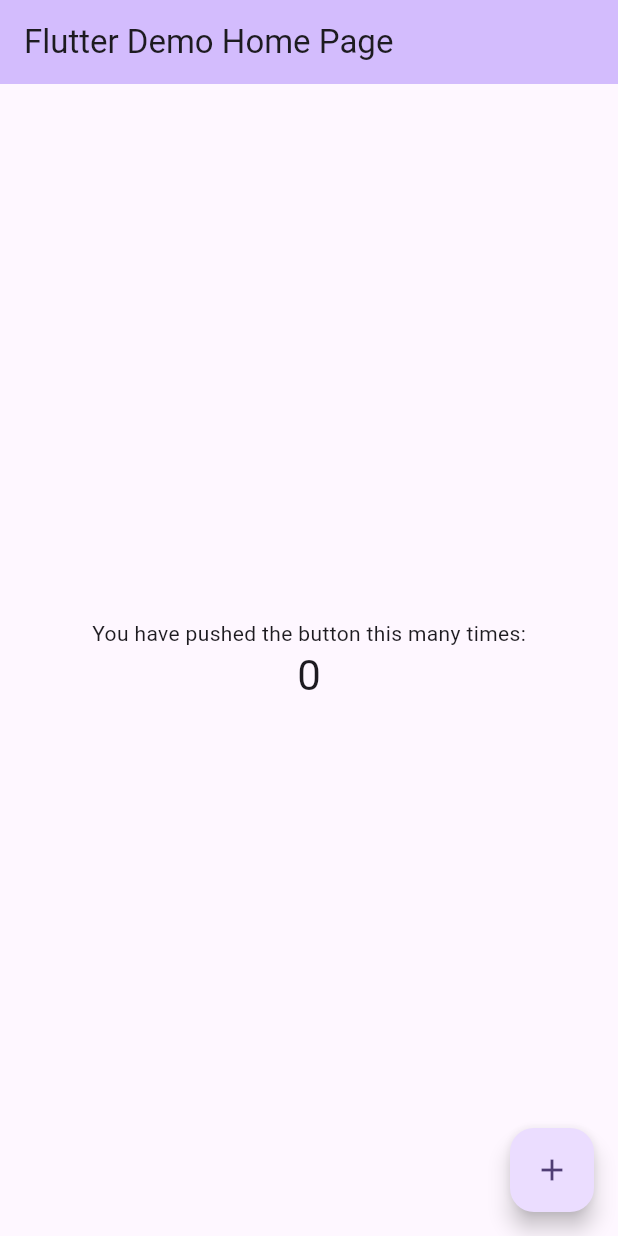
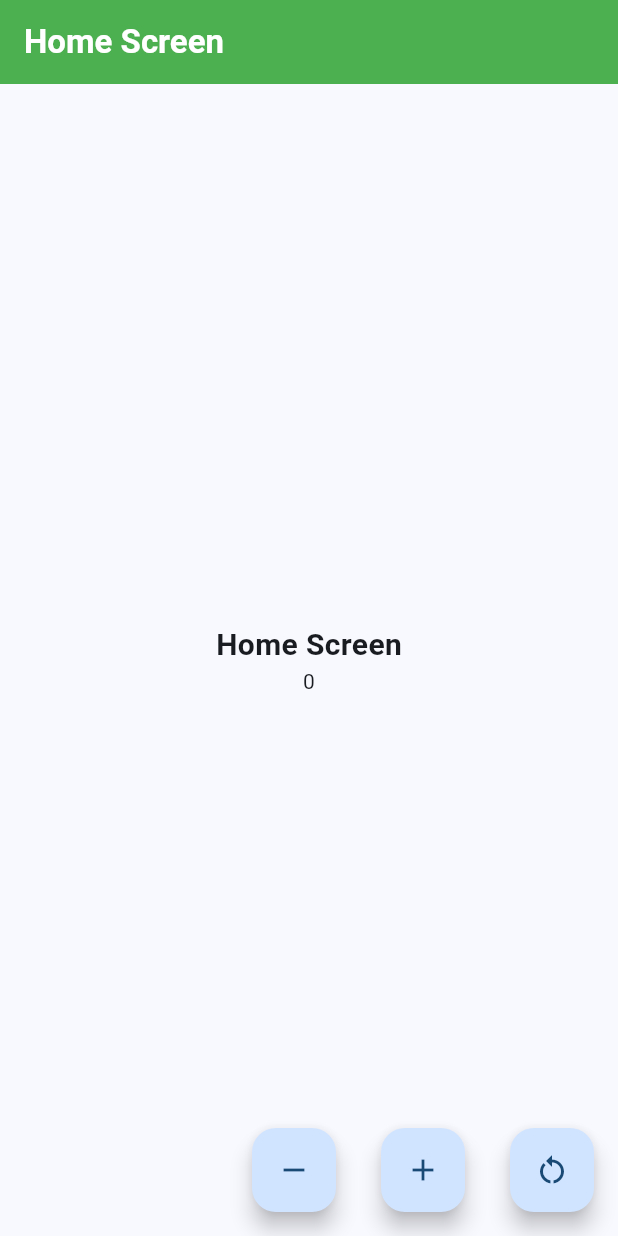
Before and after one commit to YoussefMohammed001/codex_flutter_g1, a Flutter app: the screen it shows after launch, on a phone screen of 412 x 824 dp. Run offline on Flutter 3.47's test engine with Material 3 defaults, Android fonts, the light colour scheme and no system bars.

Commit message:
s5 part 2

```diff
--- /dev/null
+++ b/lib/app.dart
@@ -0,0 +1,18 @@
+import 'package:codex_flutter_g1/home_screen.dart';
+import 'package:flutter/material.dart';
+
+class MyApp extends StatelessWidget {
+  const MyApp({super.key});
+
+  // This widget is the root of your application.
+  @override
+  Widget build(BuildContext context) {
+    return MaterialApp(
+      debugShowCheckedModeBanner: false,
+      theme: ThemeData(
+        colorScheme: ColorScheme.fromSeed(seedColor: Colors.blue),
+      ),
+      home: HomeScreen(),
+    );
+  }
+}
--- /dev/null
+++ b/lib/home_screen.dart
@@ -0,0 +1,85 @@
+import 'package:flutter/material.dart';
+
+class HomeScreen extends StatefulWidget {
+   HomeScreen({super.key});
+
+  @override
+  State<HomeScreen> createState() => _HomeScreenState();
+}
+
+class _HomeScreenState extends State<HomeScreen> {
+int counter = 0;
+
+  @override
+  Widget build(BuildContext context) {
+    // Scaffold => appBar, body,bottom navigation bar,floating, drawer
+    // Column => vertical list of widgets
+    // Row => horizontal list of widgets
+    return Scaffold(
+      floatingActionButton: Row(
+        mainAxisAlignment: MainAxisAlignment.end,
+        children: [
+          FloatingActionButton(
+            child: Icon(Icons.remove),
+            onPressed: () {
+              print("pressed");
+              counter--;
+              setState(() {
+
+              });
+            },
+          ),
+          SizedBox(
+          width:30,
+          ),
+          FloatingActionButton(
+            child: Icon(Icons.add),
+            onPressed: () {
+              print("pressed");
+              counter++;
+              setState(() {
+
+              });
+            },
+          ),
+          SizedBox(
+            width:30,
+          ),
+          FloatingActionButton(
+            child: Icon(Icons.restart_alt),
+            onPressed: () {
+              print("pressed");
+              counter++;
+              setState(() {
+
+              });
+            },
+          ),
+        ],
+      ),
+      appBar: AppBar(
+        backgroundColor: Colors.green,
+        title: Text("Home Screen",
+        style:TextStyle(
+          color: Colors.white,
+          fontWeight: FontWeight.w700
+        ) ,)),
+      body: Center(
+        child: Column(
+          mainAxisAlignment:MainAxisAlignment.center,
+                children: [
+        Text("Home Screen",
+        style: TextStyle(
+          fontSize: 20,
+          fontWeight: FontWeight.w600,
+        ),
+        ),
+               Text(counter.toString()),
+
+
+                ],
+              ),
+      ),
+    );
+  }
+}
--- a/lib/main.dart
+++ b/lib/main.dart
@@ -1,114 +1,7 @@
+import 'package:codex_flutter_g1/app.dart';
 import 'package:flutter/material.dart';
 
 void main() {
-
+  print("app started");
   runApp(const MyApp());
 }
-
-class MyApp extends StatelessWidget {
-  const MyApp({super.key});
-
-  // This widget is the root of your application.
-  @override
-  Widget build(BuildContext context) {
-    return MaterialApp(
-      title: 'Flutter Demo',
-      theme: ThemeData(
-        colorScheme: ColorScheme.fromSeed(seedColor: Colors.deepPurple),
-        useMaterial3: true,
-      ),
-
-      home: const MyHomePage(title: 'Flutter Demo Home Page'),
-    );
-  }
-}
-
-
-
-class MyHomePage extends StatefulWidget {
-  const MyHomePage({super.key, required this.title});
-
-  // This widget is the home page of your application. It is stateful, meaning
-  // that it has a State object (defined below) that contains fields that affect
-  // how it looks.
-
-  // This class is the configuration for the state. It holds the values (in this
-  // case the title) provided by the parent (in this case the App widget) and
-  // used by the build method of the State. Fields in a Widget subclass are
-  // always marked "final".
-
-  final String title;
-
-  @override
-  State<MyHomePage> createState() => _MyHomePageState();
-}
-
-class _MyHomePageState extends State<MyHomePage> {
-  int _counter = 0;
-
-  void _incrementCounter() {
-    setState(() {
-      // This call to setState tells the Flutter framework that something has
-      // changed in this State, which causes it to rerun the build method below
-      // so that the display can reflect the updated values. If we changed
-      // _counter without calling setState(), then the build method would not be
-      // called again, and so nothing would appear to happen.
-      _counter++;
-    });
-  }
-
-  @override
-  Widget build(BuildContext context) {
-    // This method is rerun every time setState is called, for instance as done
-    // by the _incrementCounter method above.
-    //
-    // The Flutter framework has been optimized to make rerunning build methods
-    // fast, so that you can just rebuild anything that needs updating rather
-    // than having to individually change instances of widgets.
-    return Scaffold(
-      appBar: AppBar(
-        // TRY THIS: Try changing the color here to a specific color (to
-        // Colors.amber, perhaps?) and trigger a hot reload to see the AppBar
-        // change color while the other colors stay the same.
-        backgroundColor: Theme.of(context).colorScheme.inversePrimary,
-        // Here we take the value from the MyHomePage object that was created by
-        // the App.build method, and use it to set our appbar title.
-        title: Text(widget.title),
-      ),
-      body: Center(
-        // Center is a layout widget. It takes a single child and positions it
-        // in the middle of the parent.
-        child: Column(
-          // Column is also a layout widget. It takes a list of children and
-          // arranges them vertically. By default, it sizes itself to fit its
-          // children horizontally, and tries to be as tall as its parent.
-          //
-          // Column has various properties to control how it sizes itself and
-          // how it positions its children. Here we use mainAxisAlignment to
-          // center the children vertically; the main axis here is the vertical
-          // axis because Columns are vertical (the cross axis would be
-          // horizontal).
-          //
-          // TRY THIS: Invoke "debug painting" (choose the "Toggle Debug Paint"
-          // action in the IDE, or press "p" in the console), to see the
-          // wireframe for each widget.
-          mainAxisAlignment: MainAxisAlignment.center,
-          children: <Widget>[
-            const Text(
-              'You have pushed the button this many times:',
-            ),
-            Text(
-              '$_counter',
-              style: Theme.of(context).textTheme.headlineMedium,
-            ),
-          ],
-        ),
-      ),
-      floatingActionButton: FloatingActionButton(
-        onPressed: _incrementCounter,
-        tooltip: 'Increment',
-        child: const Icon(Icons.add),
-      ), // This trailing comma makes auto-formatting nicer for build methods.
-    );
-  }
-}
--- a/pubspec.yaml
+++ b/pubspec.yaml
@@ -34,6 +34,7 @@ dependencies:
   # The following adds the Cupertino Icons font to your application.
   # Use with the CupertinoIcons class for iOS style icons.
   cupertino_icons: ^1.0.8
+
 
 dev_dependencies:
   flutter_test:
```
Also changed, not shown: 2 other files.
